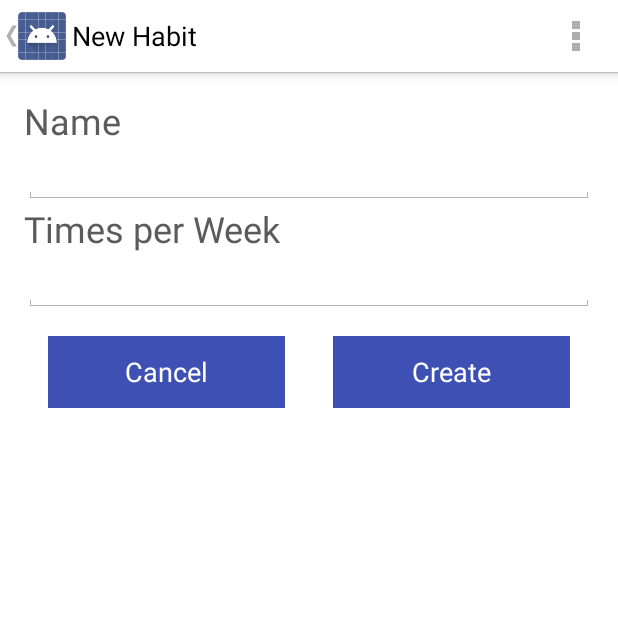
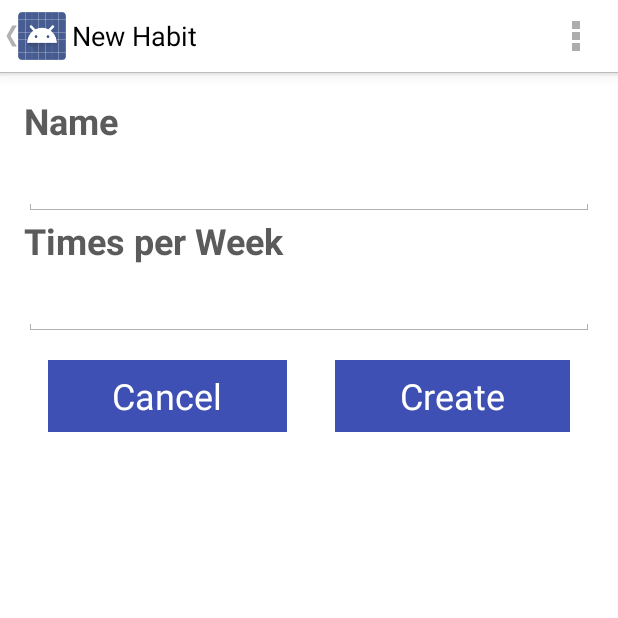
Before and after one commit to javonharper/familiar, an Android app: the HabitNewActivity screen opened directly, with no data from a screen before it, on a phone screen of 412 x 824 dp, the top half of it. Run offline under Robolectric (Android 15) with nearby library versions, the phone set to English and light mode, and no system bars.

Commit message:
Increase text sizes for buttons and bold labels

```diff
--- a/app/src/main/res/layout/activity_habit_edit.xml
+++ b/app/src/main/res/layout/activity_habit_edit.xml
@@ -19,6 +19,7 @@
             android:layout_height="wrap_content"
             android:textColor="@color/text_color"
             android:textSize="@dimen/body_text_size"
+            android:textStyle="bold"
             android:text="@string/name" />
 
     </LinearLayout>
@@ -45,6 +46,7 @@
             android:layout_height="wrap_content"
             android:textColor="@color/text_color"
             android:textSize="@dimen/body_text_size"
+            android:textStyle="bold"
             android:text="@string/times_per_week" />
 
     </LinearLayout>
@@ -72,6 +74,7 @@
             android:layout_width="fill_parent"
             android:layout_height="wrap_content"
             android:layout_weight="1"
+            android:textSize="@dimen/body_text_size"
             android:background="@color/button_background_color"
             android:textColor="@color/button_text_color"
             android:layout_margin="@dimen/button_margin"
@@ -83,6 +86,8 @@
             android:layout_width="fill_parent"
             android:layout_height="wrap_content"
             android:layout_weight="1"
+            android:textSize="@dimen/body_text_size"
+
             android:background="@color/button_background_color"
             android:textColor="@color/button_text_color"
             android:layout_margin="@dimen/button_margin"
--- a/app/src/main/res/layout/activity_habit_index.xml
+++ b/app/src/main/res/layout/activity_habit_index.xml
@@ -17,6 +17,7 @@
         android:layout_height="wrap_content"
         android:background="@color/button_background_color"
         android:textColor="@color/button_text_color"
+        android:textSize="@dimen/body_text_size"
         android:layout_margin="@dimen/button_margin"
         android:text="@string/new_habit"/>
 
--- a/app/src/main/res/layout/activity_habit_new.xml
+++ b/app/src/main/res/layout/activity_habit_new.xml
@@ -18,6 +18,7 @@
             android:layout_width="match_parent"
             android:layout_height="wrap_content"
             android:textColor="@color/text_color"
+            android:textStyle="bold"
             android:textSize="@dimen/body_text_size"
             android:text="@string/name" />
 
@@ -32,6 +33,7 @@
             android:layout_width="fill_parent"
             android:layout_height="wrap_content"
             android:textColor="@color/text_color"
+            android:textSize="@dimen/body_text_size"
             android:inputType="textCapSentences" />
 
     </LinearLayout>
@@ -45,6 +47,7 @@
             android:layout_height="wrap_content"
             android:textColor="@color/text_color"
             android:textSize="@dimen/body_text_size"
+            android:textStyle="bold"
             android:text="@string/times_per_week" />
 
     </LinearLayout>
@@ -58,6 +61,7 @@
             android:layout_width="fill_parent"
             android:layout_height="wrap_content"
             android:textColor="@color/text_color"
+            android:textSize="@dimen/body_text_size"
             android:inputType="number" />
 
     </LinearLayout>
@@ -71,16 +75,18 @@
             android:layout_width="wrap_content"
             android:layout_height="wrap_content"
             android:layout_weight="1"
+            android:textSize="@dimen/body_text_size"
             android:background="@color/button_background_color"
             android:textColor="@color/button_text_color"
             android:layout_margin="@dimen/button_margin"
+            android:text="@string/cancel" />
 
-            android:text="@string/cancel" />
         <Button
             android:id="@+id/create_habit"
             android:layout_width="wrap_content"
             android:layout_height="wrap_content"
             android:layout_weight="1"
+            android:textSize="@dimen/body_text_size"
             android:background="@color/button_background_color"
             android:textColor="@color/button_text_color"
             android:layout_margin="@dimen/button_margin"
--- a/app/src/main/res/layout/activity_habit_show.xml
+++ b/app/src/main/res/layout/activity_habit_show.xml
@@ -19,6 +19,7 @@
             android:layout_height="wrap_content"
             android:textSize="@dimen/body_text_size"
             android:text="@string/name"
+            android:textStyle="bold"
             android:textColor="@color/text_color"/>
     </LinearLayout>
 
@@ -43,6 +44,7 @@
             android:layout_width="wrap_content"
             android:layout_height="wrap_content"
             android:textSize="@dimen/body_text_size"
+            android:textStyle="bold"
             android:text="@string/times_per_week"
             android:textColor="@color/text_color"/>
     </LinearLayout>
@@ -71,6 +73,7 @@
             android:background="@color/button_background_color"
             android:textColor="@color/button_text_color"
             android:layout_margin="@dimen/button_margin"
+            android:textSize="@dimen/body_text_size"
             android:text="@string/edit"/>
 
     </LinearLayout>
@@ -86,6 +89,7 @@
             android:background="@color/button_background_color"
             android:textColor="@color/button_text_color"
             android:layout_margin="@dimen/button_margin"
+            android:textSize="@dimen/body_text_size"
             android:text="@string/delete"/>
 
     </LinearLayout>
```
